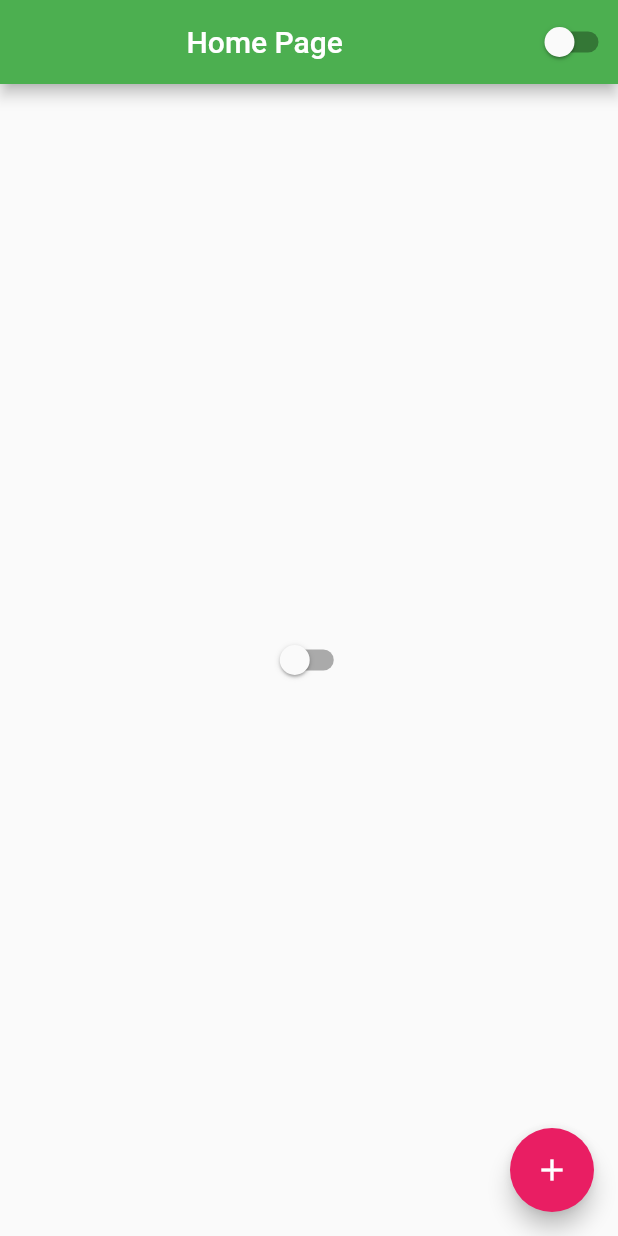
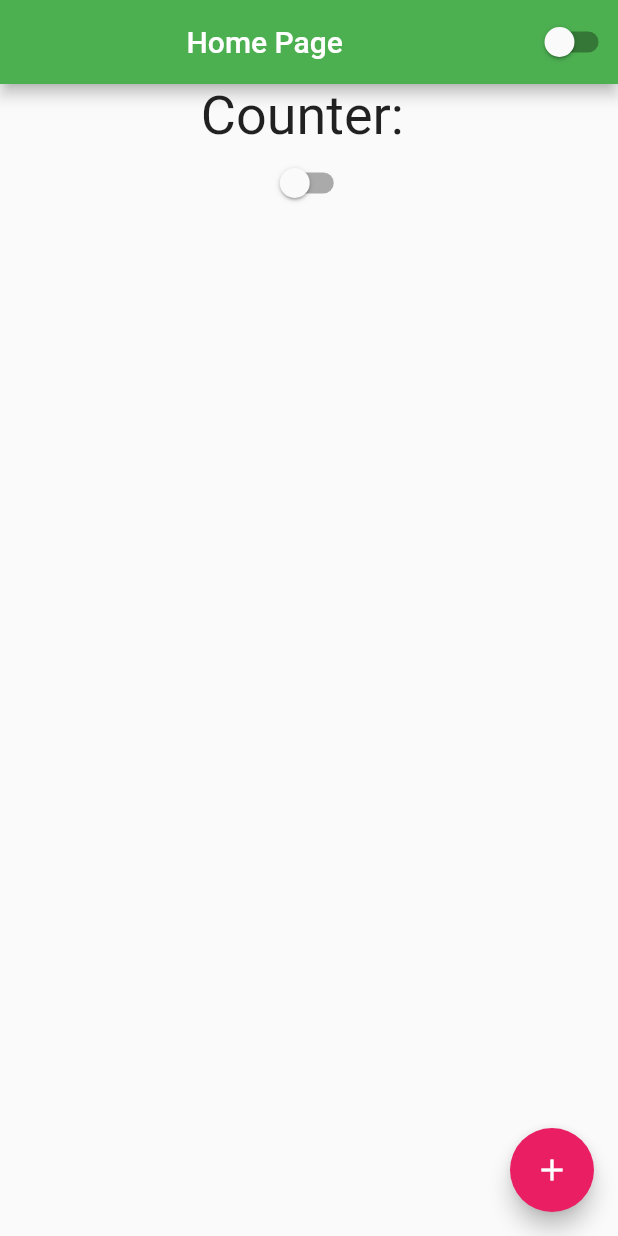
Before and after one commit to CarlosMoreiraLima/flutter-tutorial, a Flutter app: the screen it shows after launch, on a phone screen of 412 x 824 dp. Run offline on Flutter 3.47's test engine with Material 2 defaults, Android fonts, the phone set to English and light mode, and no system bars.

Commit message:
Tutorial(Column): Using collumn to group components in vertical

```diff
--- a/lib/home_page.dart
+++ b/lib/home_page.dart
@@ -20,8 +20,18 @@ class HomeState extends State<HomePage> {
           child: Text("Home Page"),
         ),
       ),
-      body: Center(
-        child: CustomSwitch(),
+      body: Container(
+        height: double.infinity,
+        width: double.infinity,
+        child: Column(
+          children: [
+            Text(
+              "Counter: ",
+              style: TextStyle(fontSize: 36),
+            ),
+            CustomSwitch()
+          ],
+        ),
       ),
       floatingActionButton: FloatingActionButton(
         child: Icon(Icons.add),
```
